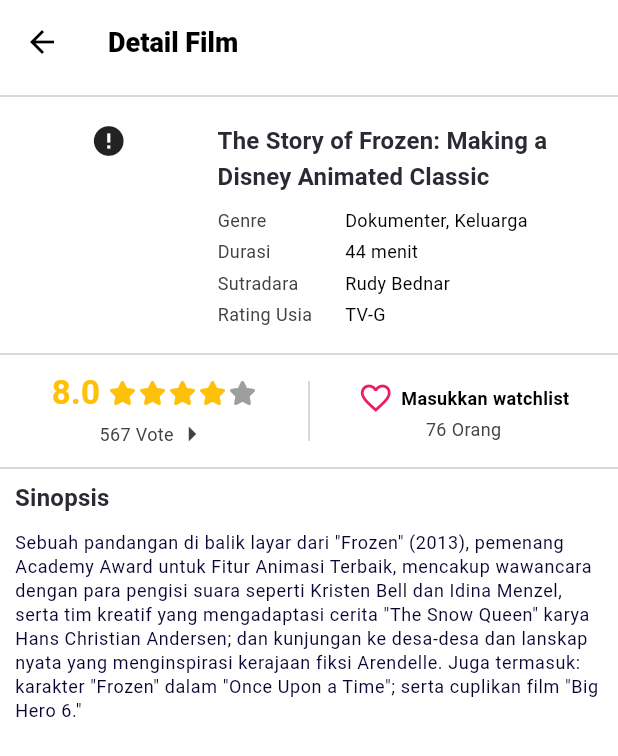
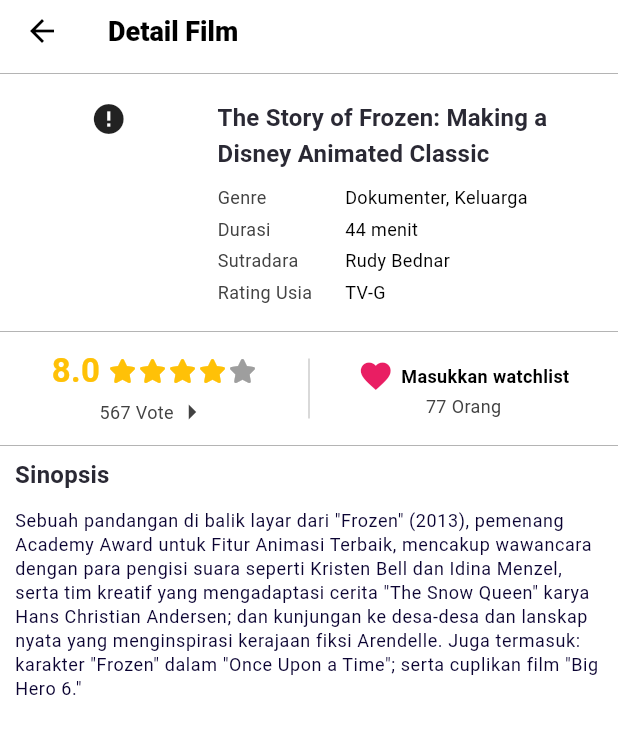
Before and after one commit to Axenior/movie_application, a Flutter app: the DetailScreen screen opened directly with sample values from the repository, after a tap on "Masukkan watchlist", on a phone screen of 412 x 824 dp. Shown: the top 756 px of the screen. Run offline on Flutter 3.47's test engine with Material 3 defaults, Android fonts, the phone set to English and light mode, and no system bars; drawn by our look-alikes of cached_network_image, flutter_rating_bar; our stand-ins replace carousel_slider, font_awesome_flutter, get; network calls fail.

Commit message:
menyelesaikan watchlist screen

```diff
--- a/lib/data/movie_data.dart
+++ b/lib/data/movie_data.dart
@@ -12,7 +12,6 @@ var movieList = [
     runTime: "44 menit",
     poster:
         'https://m.media-amazon.com/images/M/MV5BMTk0NjAzNjg4NF5BMl5BanBnXkFtZTgwNDQ3NjIwMzE@._V1_SX300.jpg',
-    imageUrls: [],
     rating: 8.0,
     votes: 567,
     watchlist: 76,
@@ -28,7 +27,6 @@ var movieList = [
     runTime: "2 jam 3 menit",
     poster:
         "https://m.media-amazon.com/images/M/MV5BZDI1NGU2ODAtNzBiNy00MWY5LWIyMGEtZjUxZjUwZmZiNjBlXkEyXkFqcGc@._V1_SX300.jpg",
-    imageUrls: [],
     rating: 6.8,
     votes: 623287,
     watchlist: 35126,
@@ -44,7 +42,6 @@ var movieList = [
     poster:
         "https://m.media-amazon.com/images/M/MV5BNzUyM2YyY2MtNzNlMS00MWU5LTgxNjAtNzZlNmI2NjU2NDZlXkEyXkFqcGc@._V1_SX300.jpg",
     runTime: "2 jam 4 menit",
-    imageUrls: [],
     rating: 6.9,
     votes: 911838,
     watchlist: 74461,
--- a/lib/main.dart
+++ b/lib/main.dart
@@ -6,6 +6,7 @@ import 'package:movie_application/screens/detail_screen.dart';
 import 'package:movie_application/screens/home_screen.dart';
 import 'package:movie_application/screens/list_movie_screen.dart';
 import 'package:movie_application/screens/profile_screen.dart';
+import 'package:movie_application/screens/watchlist_screen.dart';
 
 void main() {
   runApp(
@@ -25,6 +26,10 @@ final routes = [
   GetPage(
     name: "/list-movie",
     page: () => const ListMovieScreen(),
+  ),
+  GetPage(
+    name: "/watchlist",
+    page: () => const WatchlistScreen(),
   ),
   GetPage(
     name: "/profile",
--- a/lib/models/movie.dart
+++ b/lib/models/movie.dart
@@ -7,7 +7,6 @@ class Movie {
   final String rated;
   final String poster;
   final String runTime;
-  final List<String> imageUrls;
   double rating;
   int votes;
   int watchlist;
@@ -22,7 +21,6 @@ class Movie {
     required this.rated,
     required this.poster,
     required this.runTime,
-    required this.imageUrls,
     required this.rating,
     required this.votes,
     required this.watchlist,
--- a/lib/screens/detail_screen.dart
+++ b/lib/screens/detail_screen.dart
@@ -1,25 +1,40 @@
 import 'package:cached_network_image/cached_network_image.dart';
 import 'package:flutter/material.dart';
 import 'package:font_awesome_flutter/font_awesome_flutter.dart';
+import 'package:get/get.dart';
 import 'package:movie_application/models/movie.dart';
 import 'package:flutter_rating_bar/flutter_rating_bar.dart';
 
-class DetailScreen extends StatelessWidget {
+class DetailScreen extends StatefulWidget {
   final Movie movie;
   const DetailScreen({super.key, required this.movie});
 
+  @override
+  State<DetailScreen> createState() => _DetailScreenState();
+}
+
+class _DetailScreenState extends State<DetailScreen> {
   @override
   Widget build(BuildContext context) {
     return Scaffold(
       appBar: AppBar(
         title: const Text("Detail Film"),
+        leading: IconButton(
+          icon: const Icon(Icons.arrow_back),
+          onPressed: () {
+            Navigator.pop(context, true);
+          },
+        ),
+        bottom: const PreferredSize(
+          preferredSize: Size.fromHeight(1),
+          child: Divider(thickness: 0.2),
+        ),
       ),
       body: SingleChildScrollView(
         child: SafeArea(
           child: Column(
             crossAxisAlignment: CrossAxisAlignment.start,
             children: [
-              const Divider(thickness: 0.2),
               Padding(
                 padding: const EdgeInsets.all(10.0),
                 child: Row(
@@ -31,7 +46,7 @@ class DetailScreen extends StatelessWidget {
                       child: ClipRRect(
                         borderRadius: BorderRadius.circular(10),
                         child: CachedNetworkImage(
-                          imageUrl: movie.poster,
+                          imageUrl: widget.movie.poster,
                           fit: BoxFit.cover,
                           errorWidget: (context, url, error) =>
                               const FaIcon(Icons.error),
@@ -46,7 +61,7 @@ class DetailScreen extends StatelessWidget {
                         crossAxisAlignment: CrossAxisAlignment.start,
                         children: [
                           Text(
-                            movie.title,
+                            widget.movie.title,
                             style: Theme.of(context).textTheme.titleMedium,
                           ),
                           const SizedBox(height: 8),
@@ -65,7 +80,7 @@ class DetailScreen extends StatelessWidget {
                               ),
                               Expanded(
                                 child: Text(
-                                  movie.genre,
+                                  widget.movie.genre,
                                   style: const TextStyle(fontSize: 12),
                                 ),
                               ),
@@ -87,7 +102,7 @@ class DetailScreen extends StatelessWidget {
                               ),
                               Expanded(
                                 child: Text(
-                                  movie.runTime,
+                                  widget.movie.runTime,
                                   style: const TextStyle(
                                     fontSize: 12,
                                   ),
@@ -111,7 +126,7 @@ class DetailScreen extends StatelessWidget {
                               ),
                               Expanded(
                                 child: Text(
-                                  movie.director,
+                                  widget.movie.director,
                                   style: const TextStyle(
                                     fontSize: 12,
                                   ),
@@ -135,7 +150,7 @@ class DetailScreen extends StatelessWidget {
                               ),
                               Expanded(
                                 child: Text(
-                                  movie.rated,
+                                  widget.movie.rated,
                                   style: const TextStyle(
                                     fontSize: 12,
                                   ),
@@ -168,7 +183,7 @@ class DetailScreen extends StatelessWidget {
                               mainAxisAlignment: MainAxisAlignment.center,
                               children: [
                                 Text(
-                                  movie.rating.toStringAsFixed(1),
+                                  widget.movie.rating.toStringAsFixed(1),
                                   style: const TextStyle(
                                     fontSize: 22,
                                     color: Colors.amber,
@@ -179,7 +194,7 @@ class DetailScreen extends StatelessWidget {
                                   width: 5,
                                 ),
                                 RatingBarIndicator(
-                                  rating: movie.rating / 2,
+                                  rating: widget.movie.rating / 2,
                                   direction: Axis.horizontal,
                                   itemCount: 5,
                                   itemSize: 18,
@@ -196,7 +211,7 @@ class DetailScreen extends StatelessWidget {
                               mainAxisAlignment: MainAxisAlignment.center,
                               children: [
                                 Text(
-                                  "${movie.votes} Vote",
+                                  "${widget.movie.votes} Vote",
                                   style: TextStyle(
                                     fontSize: 12,
                                     color: Colors.grey.shade800,
@@ -220,22 +235,34 @@ class DetailScreen extends StatelessWidget {
                       ),
                     ),
                     Flexible(
-                      child: GestureDetector(
-                        onTap: () {},
+                      child: InkWell(
+                        onTap: () {
+                          setState(
+                            () {
+                              widget.movie.isWatchlist =
+                                  !widget.movie.isWatchlist;
+                              widget.movie.watchlist = widget.movie.isWatchlist
+                                  ? widget.movie.watchlist + 1
+                                  : widget.movie.watchlist - 1;
+                            },
+                          );
+                        },
                         child: Column(
                           mainAxisAlignment: MainAxisAlignment.center,
                           children: [
-                            const Row(
+                            Row(
                               mainAxisAlignment: MainAxisAlignment.center,
                               children: [
                                 Icon(
-                                  Icons.favorite_outline,
+                                  widget.movie.isWatchlist
+                                      ? Icons.favorite
+                                      : Icons.favorite_outline,
                                   color: Colors.pink,
                                 ),
-                                SizedBox(
+                                const SizedBox(
                                   width: 5,
                                 ),
-                                Text(
+                                const Text(
                                   "Masukkan watchlist",
                                   style: TextStyle(
                                     fontSize: 12,
@@ -245,7 +272,7 @@ class DetailScreen extends StatelessWidget {
                               ],
                             ),
                             Text(
-                              "${movie.watchlist} Orang",
+                              "${widget.movie.watchlist} Orang",
                               style: TextStyle(
                                 fontSize: 12,
                                 color: Colors.grey.shade800,
@@ -273,7 +300,7 @@ class DetailScreen extends StatelessWidget {
               Padding(
                 padding: const EdgeInsets.all(10),
                 child: Text(
-                  movie.plot,
+                  widget.movie.plot,
                   style: Theme.of(context).textTheme.bodySmall,
                 ),
               ),
```
Also changed, not shown: lib/screens/home_screen.dart (+7 -2 lines), lib/screens/list_movie_screen.dart (+13 -5 lines), lib/screens/watchlist_screen.dart (added, +190 -0 lines), images/borobudur.jpeg (deleted).
